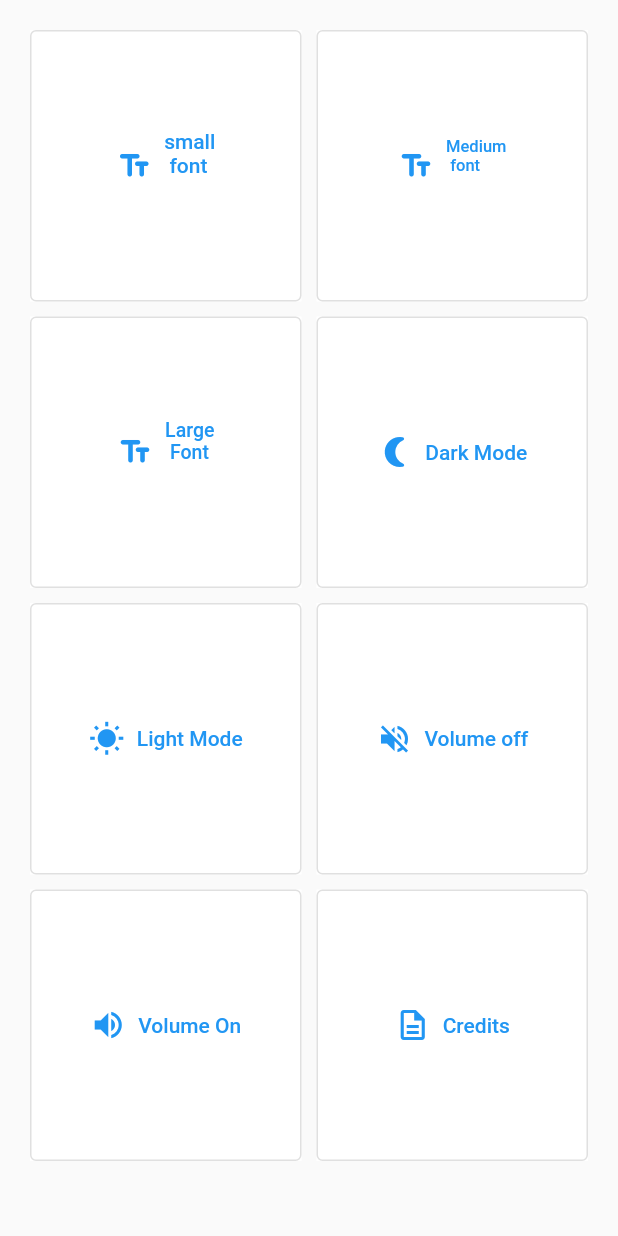
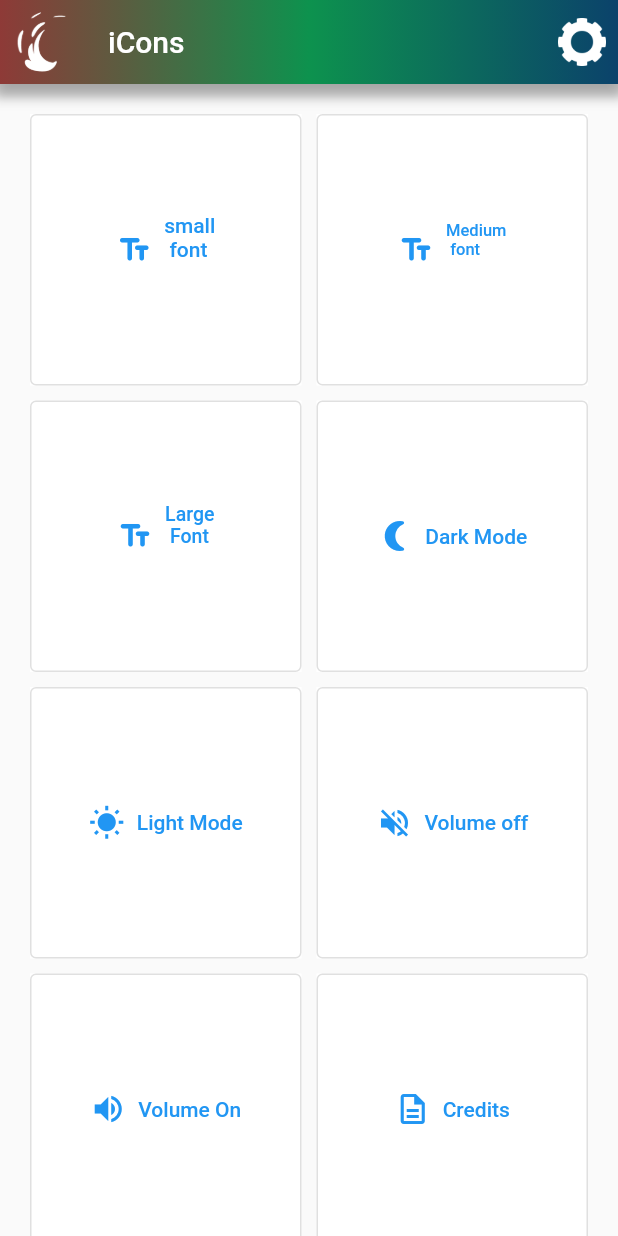
Before and after one commit to iConApp-F/iConApp, a Flutter app: the Demo screen opened by its route, on a phone screen of 412 x 824 dp. Run offline on Flutter 3.47's test engine with Material 2 defaults, Android fonts, the phone set to English and light mode, and no system bars.

Commit message:
app bar on settings.dart

```diff
--- a/apsc_100m3_724_f/lib/main.dart
+++ b/apsc_100m3_724_f/lib/main.dart
@@ -2,7 +2,7 @@ import 'package:flutter/material.dart';
 import 'screens/hours.dart';
 import 'screens/iConsStaff.dart';
 import 'screens/settings.dart';
-import 'screens/inventory.dart';
+//import 'screens/inventory.dart';
 import 'screens/iConStaffonShift.dart';
 
 
@@ -17,7 +17,7 @@ void main() {
       '/staff': (context) => Staff(),
       '/shift': (context) => onShiftBodyWidget(),
       '/settings': (context) => Demo(),
-      '/inventory': (context) => IconsListView(),
+      //'/inventory': (context) => IconsListView(),
     },// used by the OS task switcher
   ));
 }
--- a/apsc_100m3_724_f/lib/screens/settings.dart
+++ b/apsc_100m3_724_f/lib/screens/settings.dart
@@ -1,5 +1,5 @@
 import 'package:flutter/material.dart';
-
+import 'hours.dart';
 class MyApp extends StatelessWidget {
 
   @override
@@ -231,7 +231,29 @@ class Square8 extends StatelessWidget {
 
 class Demo extends StatelessWidget{
   build(context){
-   return Scaffold(body:
+   return Scaffold(appBar: AppBar(title: Text('iCons'),
+       actions: <Widget>[IconButton(icon: Image.asset('lib/images/gear.png'),
+           onPressed: () {print('Go to Equipment'); Navigator.pushNamed(context, '/settings');
+             // or use: context, MaterialPageRoute(builder: (context) => SecondRoute()),
+           })],
+       leading: IconButton(
+         icon: Image.asset('lib/images/app_swirl.png'), onPressed: (){},
+       ),
+       flexibleSpace: Container(
+           decoration: BoxDecoration(
+             boxShadow: [
+               BoxShadow(
+                 color: Colors.grey.withOpacity(0.7),
+                 spreadRadius: 5,
+                 blurRadius: 5,
+                 offset: Offset(0, 3), // changes position of shadow
+               ),
+             ],
+             gradient: LinearGradient(
+                 begin: Alignment.centerLeft,
+                 end: Alignment.centerRight,
+                 colors: [Palette.iBrown, Palette.iGreen, Palette.iBlue]),))),
+       body:
      GridView.count(
         primary: false,
         padding: const EdgeInsets.all(20),
```
